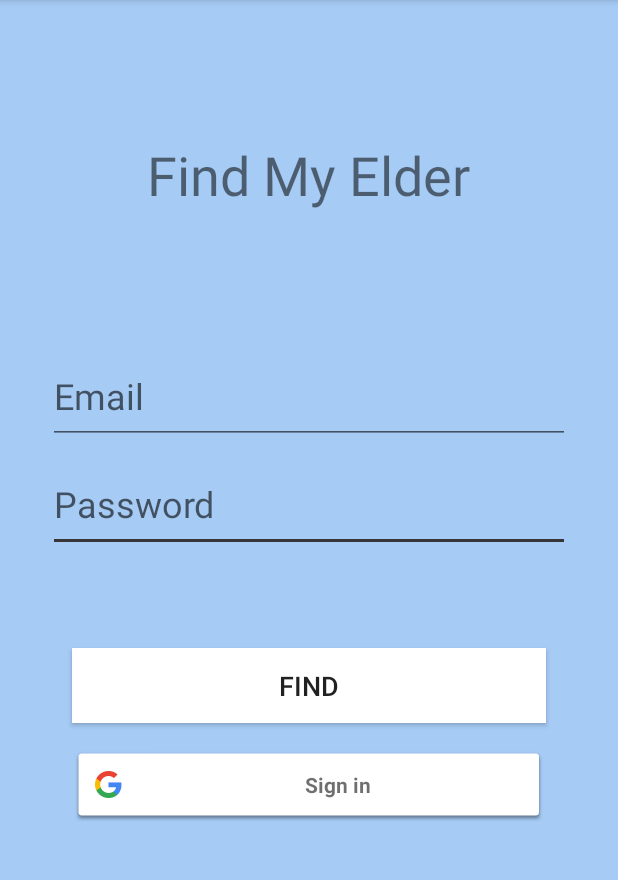
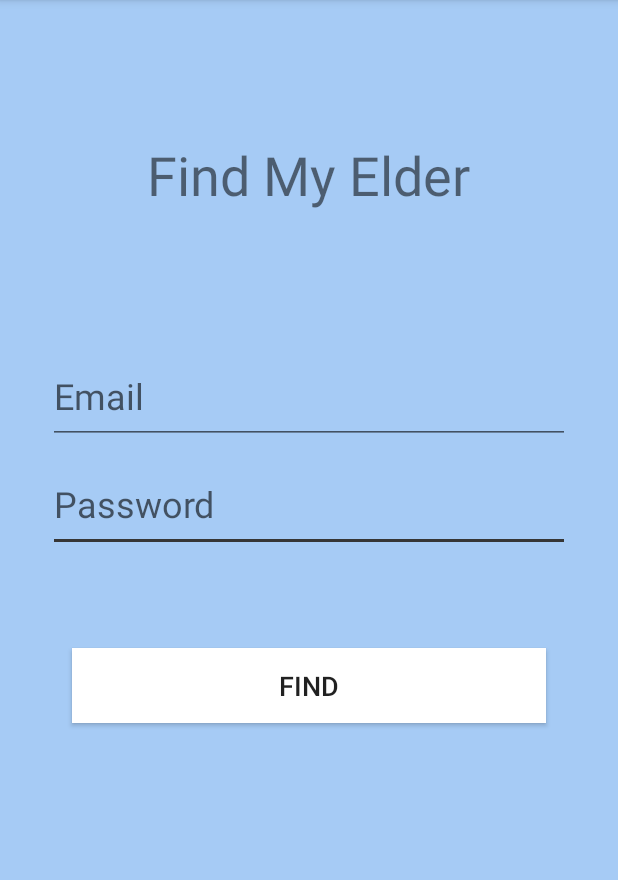
Before and after one commit to jando16407/SoftwareDev_Mobile_Devices, an Android app: the CareTakerLogin screen opened directly, with no data from a screen before it, on a phone screen of 412 x 824 dp, the part 84-964 px from its top. Run offline under Robolectric (Android 15) with nearby library versions, the phone set to English and light mode, and no system bars; our stand-ins replace Firebase (no records; nobody signed in at launch, a user with empty details on screens opened directly).

Commit message:
google sign in button is gone

```diff
--- a/Fitness_App/app/src/main/java/com/jando/fitness_app/CareTakerLogin.java
+++ b/Fitness_App/app/src/main/java/com/jando/fitness_app/CareTakerLogin.java
@@ -53,7 +53,7 @@ public class CareTakerLogin extends AppCompatActivity {
         setContentView(R.layout.activity_care_taker_login);
         //Views
 
-        sign_in_button = findViewById(R.id.sign_in_button);
+        //sign_in_button = findViewById(R.id.sign_in_button);
 
         //Button sign_in_button = findViewById(R.id.sign_in_button);
 
--- a/Fitness_App/app/src/main/res/layout/activity_care_taker_login.xml
+++ b/Fitness_App/app/src/main/res/layout/activity_care_taker_login.xml
@@ -79,19 +79,5 @@
         app:layout_constraintStart_toStartOf="parent"
         app:layout_constraintTop_toTopOf="parent" />
 
-    <com.google.android.gms.common.SignInButton
-        android:id="@+id/sign_in_button"
-        android:layout_width="0dp"
-        android:layout_height="50dp"
-        android:layout_marginStart="48dp"
-        android:layout_marginLeft="48dp"
-        android:layout_marginTop="16dp"
-        android:layout_marginEnd="48dp"
-        android:layout_marginRight="48dp"
-        app:layout_constraintEnd_toEndOf="parent"
-        app:layout_constraintHorizontal_bias="0.0"
-        app:layout_constraintStart_toStartOf="parent"
-        app:layout_constraintTop_toBottomOf="@+id/buttonSignin" />
-
 
 </androidx.constraintlayout.widget.ConstraintLayout>
```
